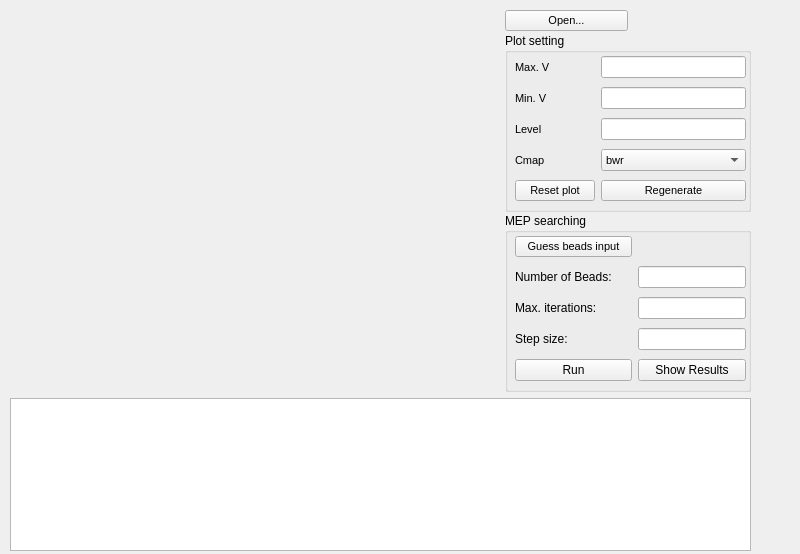
Above: ui/main.ui from XinChenQC/MEPplot before the change. Below: the same form after it.
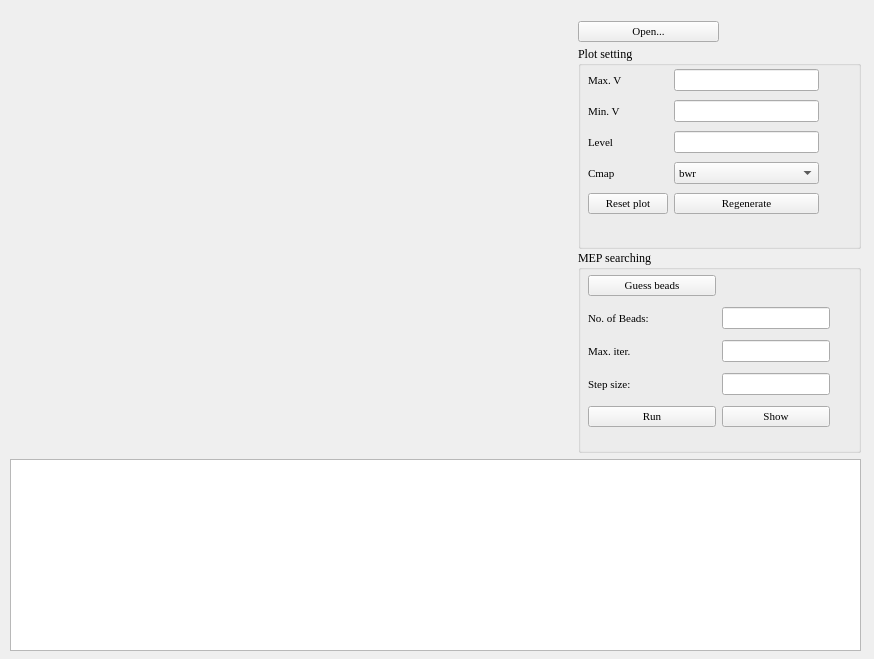
That is the form after the change.

Commit message: Robust and Result

Patch:
```diff
--- a/ui/main.ui
+++ b/ui/main.ui
@@ -6,8 +6,8 @@
    <rect>
     <x>0</x>
     <y>0</y>
-    <width>800</width>
-    <height>554</height>
+    <width>874</width>
+    <height>659</height>
    </rect>
   </property>
   <property name="minimumSize">
@@ -29,12 +29,12 @@
    <property name="geometry">
     <rect>
      <x>10</x>
-     <y>10</y>
-     <width>741</width>
-     <height>541</height>
+     <y>20</y>
+     <width>851</width>
+     <height>631</height>
     </rect>
    </property>
-   <layout class="QVBoxLayout" name="verticalLayout_2" stretch="10,4">
+   <layout class="QVBoxLayout" name="verticalLayout_2" stretch="10,0">
     <item>
      <layout class="QHBoxLayout" name="horizontalLayout_5" stretch="6,3">
       <property name="spacing">
@@ -67,6 +67,7 @@
            <widget class="QPushButton" name="openB">
             <property name="font">
              <font>
+              <family>Times New Roman</family>
               <pointsize>8</pointsize>
              </font>
             </property>
@@ -77,11 +78,11 @@
           </item>
           <item>
            <widget class="QLabel" name="label">
-            <property name="enabled">
-             <bool>true</bool>
-            </property>
-            <property name="styleSheet">
-             <string notr="true">font: 8pt &quot;MS Shell Dlg 2&quot;;</string>
+            <property name="font">
+             <font>
+              <family>Times New Roman</family>
+              <pointsize>8</pointsize>
+             </font>
             </property>
             <property name="text">
              <string/>
@@ -98,6 +99,11 @@
             <verstretch>0</verstretch>
            </sizepolicy>
           </property>
+          <property name="font">
+           <font>
+            <family>Times New Roman</family>
+           </font>
+          </property>
           <property name="title">
            <string>Plot setting</string>
           </property>
@@ -107,7 +113,7 @@
              <x>10</x>
              <y>20</y>
              <width>231</width>
-             <height>151</height>
+             <height>156</height>
             </rect>
            </property>
            <layout class="QGridLayout" name="gridLayout_2">
@@ -118,6 +124,7 @@
               </property>
               <property name="font">
                <font>
+                <family>Times New Roman</family>
                 <pointsize>8</pointsize>
                </font>
               </property>
@@ -130,6 +137,7 @@
              <widget class="QLabel" name="label_4">
               <property name="font">
                <font>
+                <family>Times New Roman</family>
                 <pointsize>8</pointsize>
                </font>
               </property>
@@ -142,6 +150,7 @@
              <widget class="QLabel" name="label_5">
               <property name="font">
                <font>
+                <family>Times New Roman</family>
                 <pointsize>8</pointsize>
                </font>
               </property>
@@ -154,6 +163,7 @@
              <widget class="QLabel" name="label_3">
               <property name="font">
                <font>
+                <family>Times New Roman</family>
                 <pointsize>8</pointsize>
                </font>
               </property>
@@ -175,6 +185,7 @@
              <widget class="QComboBox" name="cmap">
               <property name="font">
                <font>
+                <family>Times New Roman</family>
                 <pointsize>8</pointsize>
                </font>
               </property>
@@ -199,6 +210,7 @@
              <widget class="QPushButton" name="Rset">
               <property name="font">
                <font>
+                <family>Times New Roman</family>
                 <pointsize>8</pointsize>
                </font>
               </property>
@@ -211,6 +223,7 @@
              <widget class="QPushButton" name="Rgen">
               <property name="font">
                <font>
+                <family>Times New Roman</family>
                 <pointsize>8</pointsize>
                </font>
               </property>
@@ -233,6 +246,7 @@
           </property>
           <property name="font">
            <font>
+            <family>Times New Roman</family>
             <kerning>true</kerning>
            </font>
           </property>
@@ -250,15 +264,21 @@
             <rect>
              <x>10</x>
              <y>20</y>
-             <width>231</width>
-             <height>151</height>
+             <width>242</width>
+             <height>163</height>
             </rect>
            </property>
            <layout class="QGridLayout" name="gridLayout">
             <item row="2" column="0">
              <widget class="QLabel" name="label_7">
+              <property name="font">
+               <font>
+                <family>Times New Roman</family>
+                <pointsize>8</pointsize>
+               </font>
+              </property>
               <property name="text">
-               <string>Max. iterations:</string>
+               <string>Max. iter.</string>
               </property>
              </widget>
             </item>
@@ -277,13 +297,25 @@
             </item>
             <item row="1" column="0">
              <widget class="QLabel" name="label_6">
+              <property name="font">
+               <font>
+                <family>Times New Roman</family>
+                <pointsize>8</pointsize>
+               </font>
+              </property>
               <property name="text">
-               <string>Number of Beads:</string>
+               <string>No. of Beads:</string>
               </property>
              </widget>
             </item>
             <item row="3" column="0">
              <widget class="QLabel" name="label_8">
+              <property name="font">
+               <font>
+                <family>Times New Roman</family>
+                <pointsize>8</pointsize>
+               </font>
+              </property>
               <property name="text">
                <string>Step size:</string>
               </property>
@@ -302,17 +334,24 @@
               </property>
               <property name="font">
                <font>
+                <family>Times New Roman</family>
                 <pointsize>8</pointsize>
                 <kerning>false</kerning>
                </font>
               </property>
               <property name="text">
-               <string>Guess beads input</string>
+               <string>Guess beads</string>
               </property>
              </widget>
             </item>
             <item row="4" column="0">
              <widget class="QPushButton" name="run">
+              <property name="font">
+               <font>
+                <family>Times New Roman</family>
+                <pointsize>8</pointsize>
+               </font>
+              </property>
               <property name="text">
                <string>Run</string>
               </property>
@@ -320,8 +359,14 @@
             </item>
             <item row="4" column="1">
              <widget class="QPushButton" name="showResult">
+              <property name="font">
+               <font>
+                <family>Times New Roman</family>
+                <pointsize>8</pointsize>
+               </font>
+              </property>
               <property name="text">
-               <string>Show Results</string>
+               <string>Show</string>
               </property>
              </widget>
             </item>
```
The commit also changes 7 other files.
